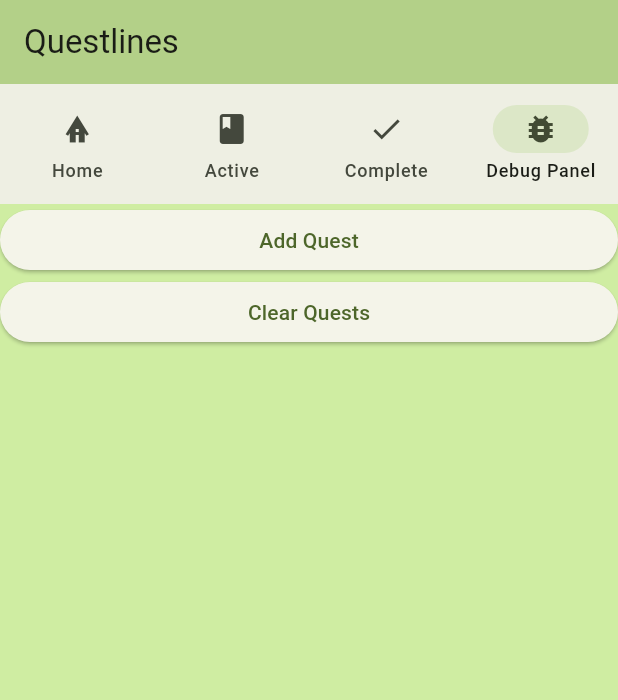
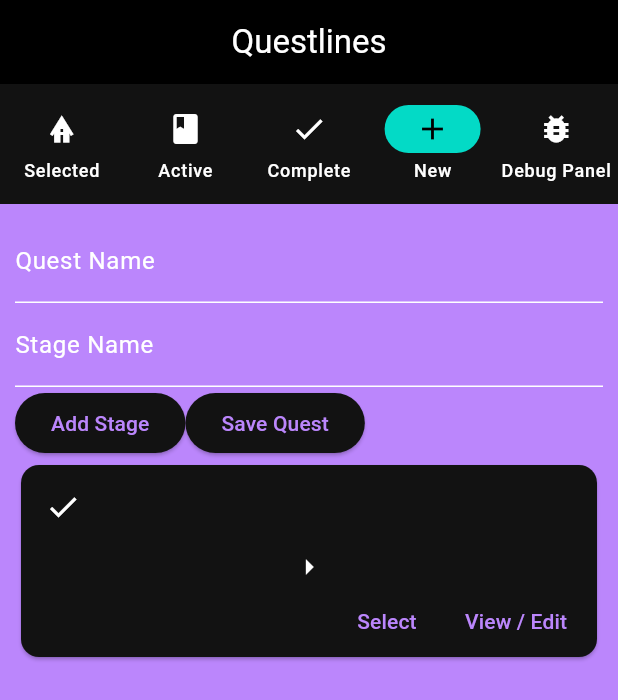
Before and after one commit to mradamgbeck/questlines_flutter, a Flutter app: the screen it shows after launch, item 4 of the bottom bar chosen, on a phone screen of 412 x 824 dp. Shown: the top 700 px of the screen. Run offline on Flutter 3.47's test engine with Material 3 defaults, Android fonts, the phone set to English and light mode, and no system bars; missing offline and left inert: string_extension, word_generator.

Commit message:
fixed bug where the current stage would reset on reselct

```diff
--- a/analysis_options.yaml
+++ b/analysis_options.yaml
@@ -23,6 +23,6 @@ linter:
   rules:
     # avoid_print: false  # Uncomment to disable the `avoid_print` rule
     # prefer_single_quotes: true  # Uncomment to enable the `prefer_single_quotes` rule
-
+    prefer_const_constructors : false
 # Additional information about this file can be found at
 # https://dart.dev/guides/language/analysis-options
--- a/lib/main.dart
+++ b/lib/main.dart
@@ -2,8 +2,10 @@ import 'package:flutter/material.dart';
 import 'package:provider/provider.dart';
 import 'package:questlines/pages/debug_panel.dart';
 import 'package:questlines/pages/quest_list_page.dart';
-import 'package:questlines/pages/home_page.dart';
+import 'package:questlines/pages/selected_quest_page.dart';
 import 'package:questlines/state/app_state.dart';
+
+import 'pages/new_quest_page.dart';
 
 void main() {
   runApp(const MyApp());
@@ -19,10 +21,7 @@ class MyApp extends StatelessWidget {
         child: MaterialApp(
           title: 'Questlines',
           theme: ThemeData(
-            useMaterial3: true,
-            colorScheme: ColorScheme.fromSeed(
-                seedColor: const Color.fromARGB(255, 44, 71, 0)),
-          ),
+              useMaterial3: true, colorScheme: const ColorScheme.dark()),
           home: const MainPage(title: 'Questlines'),
         ));
   }
@@ -47,18 +46,21 @@ class _MainPageState extends State<MainPage> {
     Widget page;
     switch (selectedPage) {
       case 0:
-        page = const HomePage();
+        page = const SelectedQuestPage();
       case 1:
         page = QuestListPage(appState.activeQuests);
       case 2:
         page = QuestListPage(appState.completedQuests);
       case 3:
+        page = NewQuestPage();
+     case 4:
         page = const DebugPanel();
       default:
         throw UnimplementedError('No widget for $selectedPage');
     }
     return Scaffold(
         appBar: AppBar(
+          centerTitle: true,
           backgroundColor: Theme.of(context).colorScheme.inversePrimary,
           title: Text(widget.title),
         ),
@@ -68,7 +70,7 @@ class _MainPageState extends State<MainPage> {
             destinations: const [
               NavigationDestination(
                 icon: Icon(Icons.bungalow),
-                label: 'Home',
+                label: 'Selected',
               ),
               NavigationDestination(
                 icon: Icon(Icons.book),
@@ -77,6 +79,10 @@ class _MainPageState extends State<MainPage> {
               NavigationDestination(
                 icon: Icon(Icons.done),
                 label: 'Complete',
+              ),
+              NavigationDestination(
+                icon: Icon(Icons.add),
+                label: 'New',
               ),
               NavigationDestination(
                 icon: Icon(Icons.bug_report),
@@ -94,7 +100,7 @@ class _MainPageState extends State<MainPage> {
               child: Container(
             color: Theme.of(context).colorScheme.primaryContainer,
             child: page,
-          ))
+          )),
         ]));
   }
 }
--- a/lib/pages/debug_panel.dart
+++ b/lib/pages/debug_panel.dart
@@ -16,6 +16,7 @@ class DebugPanel extends StatelessWidget {
 
     clearQuests() {
       appState.activeQuests = [];
+      appState.completedQuests = [];
     }
 
     return ListView(
--- /dev/null
+++ b/lib/pages/new_quest_page.dart
@@ -0,0 +1,62 @@
+// ignore_for_file: must_be_immutable
+
+import 'package:flutter/material.dart';
+import 'package:provider/provider.dart';
+import 'package:questlines/state/app_state.dart';
+import 'package:questlines/widgets/quest_card.dart';
+
+import '../types/quest.dart';
+import '../types/stage.dart';
+
+class NewQuestPage extends StatelessWidget {
+  NewQuestPage({super.key});
+  final _formKey = GlobalKey<FormState>();
+
+  TextEditingController questController = TextEditingController();
+  TextEditingController stageController = TextEditingController();
+
+  @override
+  Widget build(BuildContext context) {
+    var appState = context.watch<MyAppState>();
+    var stageName = '';
+    var questName = '';
+    var stages = [Stage(stageName)];
+    var quest = Quest(questName, stages);
+
+    return Padding(
+      padding: EdgeInsets.all(10.0),
+      child: Form(
+          key: _formKey,
+          child: Column(
+            mainAxisAlignment: MainAxisAlignment.start,
+            children: [
+              TextFormField(
+                controller: questController,
+                decoration: InputDecoration(label: Text('Quest Name')),
+              ),
+              TextFormField(
+                controller: stageController,
+                decoration: InputDecoration(label: Text('Stage Name')),
+              ),
+              Row(
+                children: [
+                  ElevatedButton(
+                    onPressed: () {
+                      quest.stages.add(Stage(stageController.text));
+                    },
+                    child: const Text('Add Stage'),
+                  ),
+                  ElevatedButton(
+                    onPressed: () {
+                      appState.addQuest(quest);
+                    },
+                    child: const Text('Save Quest'),
+                  ),
+                ],
+              ),
+              QuestCard(quest, true)
+            ],
+          )),
+    );
+  }
+}
--- a/lib/pages/home_page.dart
+++ b/lib/pages/selected_quest_page.dart
@@ -3,8 +3,8 @@ import 'package:provider/provider.dart';
 import 'package:questlines/state/app_state.dart';
 import 'package:questlines/widgets/quest_card.dart';
 
-class HomePage extends StatelessWidget {
-  const HomePage({super.key});
+class SelectedQuestPage extends StatelessWidget {
+  const SelectedQuestPage({super.key});
 
   @override
   Widget build(BuildContext context) {
--- a/lib/services/generator.dart
+++ b/lib/services/generator.dart
@@ -3,16 +3,18 @@ import 'package:questlines/types/quest.dart';
 import 'package:string_extension/string_extension.dart';
 import 'package:word_generator/word_generator.dart';
 
+import '../types/stage.dart';
+
 var wordGen = WordGenerator();
 
 generateQuest() {
-  var quest = Quest(generateBullshit());
+  var quest = Quest(generateBullshit(), [Stage(generateBullshit())]);
   var rando = Random().nextInt(8) + 1;
   for (var i = 0; i < rando; i++) {
     quest.addStage(generateBullshit());
   }
-  quest.stages[0].selected = true;
   return quest;
 }
 
-generateBullshit() => '${wordGen.randomVerb().capitalize()} the ${wordGen.randomNoun()}';
+generateBullshit() =>
+    '${wordGen.randomVerb().capitalize()} the ${wordGen.randomNoun()}';
--- a/lib/state/app_state.dart
+++ b/lib/state/app_state.dart
@@ -1,8 +1,8 @@
 // ignore_for_file: avoid_function_literals_in_foreach_calls
 
+import 'package:collection/collection.dart';
 import 'package:flutter/material.dart';
 import 'package:questlines/types/quest.dart';
-import 'package:collection/collection.dart';
 
 class MyAppState extends ChangeNotifier {
   List<Quest> activeQuests = [];
@@ -24,7 +24,6 @@ class MyAppState extends ChangeNotifier {
   selectQuest(id) {
     var questToSelect = activeQuests.firstWhere((quest) => quest.id == id);
     questToSelect.selected = true;
-    questToSelect.stages[0].selected = true;
     activeQuests.forEach((quest) => {
           if (quest.id != id) {quest.selected = false}
         });
@@ -36,19 +35,14 @@ class MyAppState extends ChangeNotifier {
   }
 
   completeActiveStage(quest) {
-    var currentStageIndex =
-        quest.stages.indexWhere((stage) => stage.selected == true);
     var currentStage =
-        quest.stages.firstWhere((stage) => stage.selected == true);
+        quest.getSelectedStage();
     currentStage.complete = true;
-    currentStage.selected = false;
-    if (currentStageIndex != quest.stages.length - 1) {
-      var nextStage = quest.stages[currentStageIndex + 1];
-      nextStage.selected = true;
+    if (quest.selectedStage != quest.stages.length - 1) {
+      quest.selectedStage += 1;
     } else {
       completeQuest(quest);
     }
-
-    notifyListeners();
+      notifyListeners();
   }
 }
--- a/lib/types/quest.dart
+++ b/lib/types/quest.dart
@@ -8,8 +8,8 @@ class Quest {
   DateTime created = DateTime.now();
   bool selected = false;
   bool complete = false;
-
-  Quest(this.name);
+  int selectedStage = 0;
+  Quest(this.name, this.stages);
 
   addStage(stageName) {
     stages.add(Stage(stageName));
@@ -20,6 +20,6 @@ class Quest {
   }
 
   getSelectedStage() {
-    return stages.firstWhere((stage) => stage.selected);
+    return stages[selectedStage];
   }
 }
--- a/lib/types/stage.dart
+++ b/lib/types/stage.dart
@@ -4,7 +4,6 @@ class Stage {
   Uuid id = const Uuid();
   String name = '';
   DateTime created = DateTime.now();
-  bool selected = false;
   bool complete = false;
 
   Stage(this.name);
--- a/lib/widgets/quest_card.dart
+++ b/lib/widgets/quest_card.dart
@@ -5,15 +5,15 @@ import '../types/quest.dart';
 
 class QuestCard extends StatelessWidget {
   final Quest quest;
-  final bool displayStages;
-  const QuestCard(this.quest, this.displayStages, {super.key});
+  final bool isListPage;
+  const QuestCard(this.quest, this.isListPage, {super.key});
 
   @override
   Widget build(BuildContext context) {
     var appState = context.watch<MyAppState>();
 
     ListTile getQuestTile() {
-      return quest.complete
+      return isListPage
           ? ListTile(
               leading: const Icon(Icons.done),
               title: Text(quest.name),
@@ -21,11 +21,16 @@ class QuestCard extends StatelessWidget {
           : ListTile(
               leading: const Icon(Icons.map),
               title: Text(quest.name),
-              subtitle: CheckboxListTile(
-                  title: Text(quest.getSelectedStage().name),
-                  value: quest.getSelectedStage().complete,
-                  onChanged: (value) => {appState.completeActiveStage(quest)}),
-            );
+              subtitle: Row(
+                mainAxisAlignment: MainAxisAlignment.spaceAround,
+                children: [
+                  Text(quest.getSelectedStage().name),
+                  TextButton(
+                    child: Text('Done'),
+                    onPressed: () => {appState.completeActiveStage(quest)},
+                  )
+                ],
+              ));
     }
 
     List<Widget> getOptionButtons() {
@@ -50,8 +55,15 @@ class QuestCard extends StatelessWidget {
         mainAxisAlignment: MainAxisAlignment.start,
         children: [
           getQuestTile(),
-          if (displayStages)
-            for (var stage in quest.stages) Text(stage.name),
+          if (isListPage)
+            for (var stage in quest.stages)
+              Row(
+                mainAxisAlignment: MainAxisAlignment.center,
+                children: [
+                  stage.complete ? Icon(Icons.done) : Icon(Icons.arrow_right),
+                  Text(stage.name)
+                ],
+              ),
           Row(
             mainAxisAlignment: MainAxisAlignment.end,
             children: getOptionButtons(),
```
